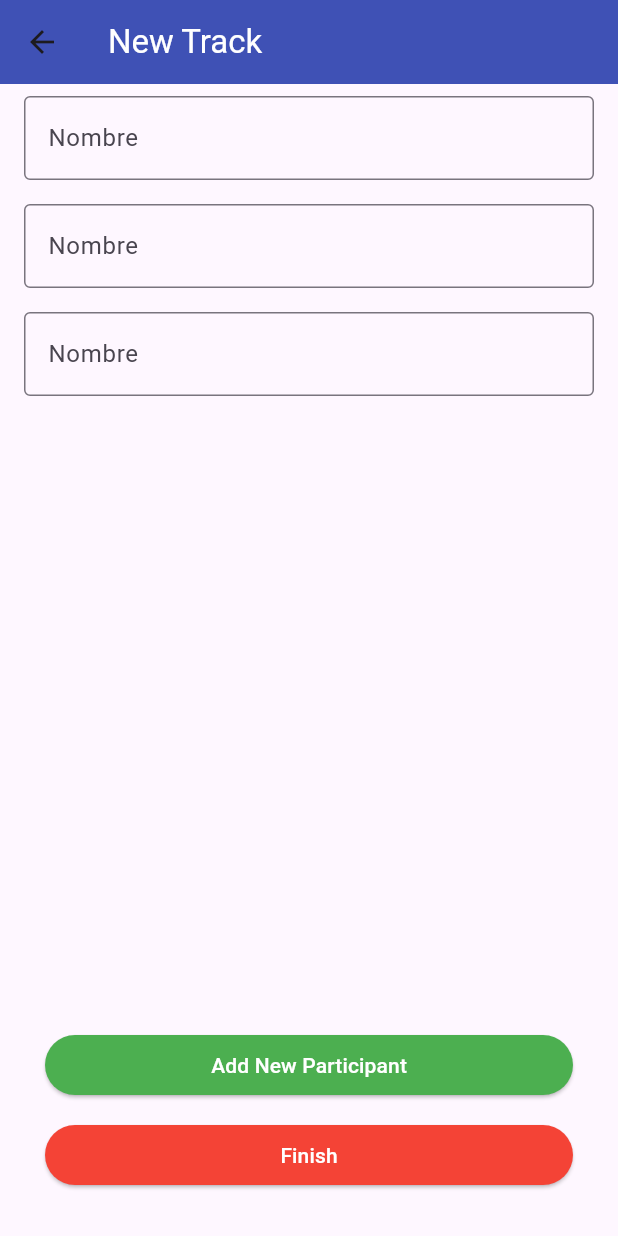
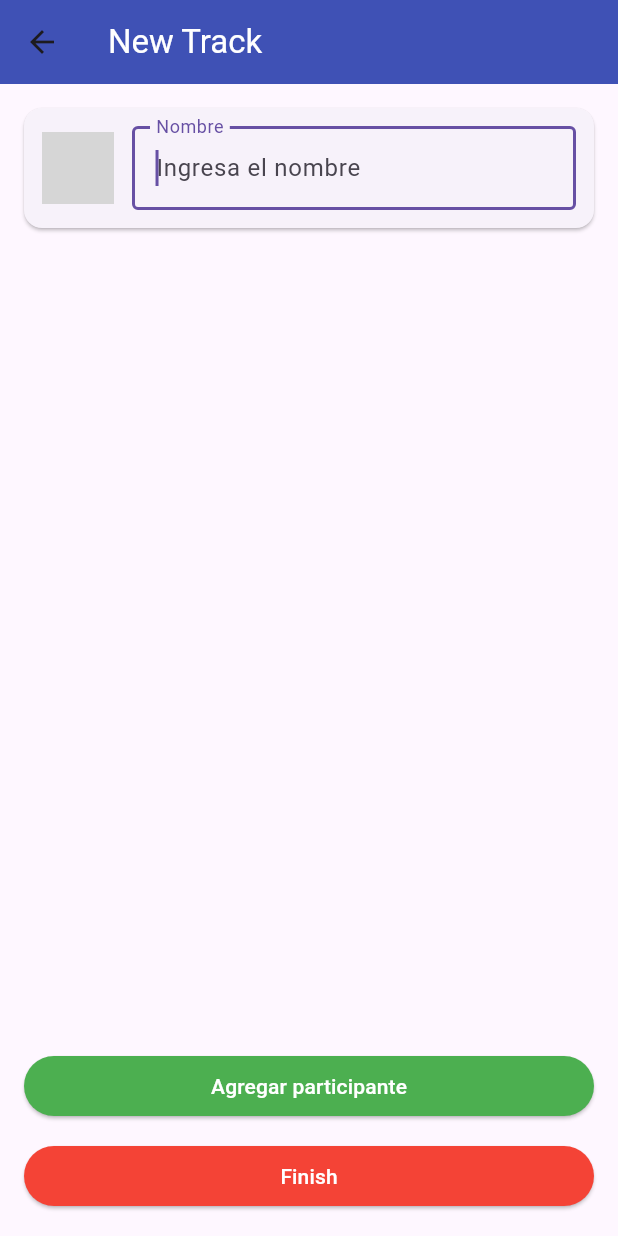
Before and after one commit to DiegoIturra/SplitTrack, a Flutter app: the screen it shows after launch, after a tap on "Add New Track", on a phone screen of 412 x 824 dp. Run offline on Flutter 3.47's test engine with Material 3 defaults, Android fonts, the phone set to English and light mode, and no system bars; network calls fail; grey boxes are pictures that could not be loaded.

Commit message:
feat: create a dynamic screen that allow to add new participants

```diff
--- a/lib/screens/new_track_screen.dart
+++ b/lib/screens/new_track_screen.dart
@@ -1,78 +1,116 @@
 import 'package:flutter/material.dart';
-import 'package:split_track/screens/screens.dart';
+import 'package:split_track/widgets/participant_input.dart';
 
-class NewTrackScreen extends StatelessWidget {
+class NewTrackScreen extends StatefulWidget {
   const NewTrackScreen({super.key});
+
+  @override
+  State<StatefulWidget> createState() => _NewTrackScreenState();
+}
+
+class _NewTrackScreenState extends State<NewTrackScreen> {
+  final List<TextEditingController> _controllers = [];
+  final List<String> _avatars = [];
+  final List<FocusNode> _focusNodes = [];
+
+  @override
+  void initState() {
+    super.initState();
+    _addParticipant();
+  }
+
+  @override
+  void dispose() {
+    for (final c in _controllers) {
+      c.dispose();
+    }
+    for (final f in _focusNodes) {
+      f.dispose();
+    }
+    super.dispose();
+  }
+
+  void _addParticipant() {
+    final focusNode = FocusNode();
+    final textEditingController = TextEditingController();
+
+    setState(() {
+      _controllers.add(textEditingController);
+      _focusNodes.add(focusNode);
+      _avatars.add(_generateAvatar('user${_controllers.length}'));
+    });
+
+    Future.delayed(Duration.zero, () {
+      focusNode.requestFocus();
+    });
+  }
+
+  String _generateAvatar(String seed) {
+    return 'https://api.dicebear.com/7.x/avataaars/png?seed=$seed';
+  }
+
+  void _finish(BuildContext context) {
+    final participants = [];
+
+    for (int i = 0; i < _controllers.length; i++) {
+      participants.add({'name': _controllers[i].text, 'avatar': _avatars[i]});
+    }
+
+    debugPrint(participants.toString());
+
+    Navigator.pop(context);
+  }
 
   @override
   Widget build(BuildContext context) {
     return Scaffold(
       appBar: AppBar(
-        title: const Text("New Track", style: TextStyle(color: Colors.white)),
+        title: const Text('New Track', style: TextStyle(color: Colors.white)),
         backgroundColor: Colors.indigo,
       ),
       body: Column(
         children: [
           Expanded(
             child: ListView.builder(
-              itemCount: 3,
+              padding: const EdgeInsets.all(16),
+              itemCount: _controllers.length,
               itemBuilder: (context, index) {
-                return Padding(
-                  padding: EdgeInsetsGeometry.symmetric(
-                    horizontal: 16,
-                    vertical: 8,
-                  ),
-                  child: TextFormField(
-                    textCapitalization: TextCapitalization.words,
-                    decoration: const InputDecoration(
-                      labelText: 'Nombre',
-                      hintText: 'Ingresa un nombre',
-                      border: OutlineInputBorder(),
-                    ),
-                  ),
+                return ParticipantInput(
+                  controller: _controllers[index],
+                  avatarUrl: _avatars[index],
+                  focusNode: _focusNodes[index],
                 );
               },
             ),
           ),
           Padding(
-            padding: const EdgeInsets.all(30),
-            child: SizedBox(
-              width: double.infinity,
+            padding: const EdgeInsets.all(16),
             child: Column(
               children: [
                 SizedBox(
                   width: double.infinity,
                   child: ElevatedButton(
-                      onPressed: () {
-                        debugPrint('Added a new participant');
-                      },
-                      style: ButtonStyle(
-                        backgroundColor: WidgetStateProperty.all(Colors.green),
-                        foregroundColor: WidgetStateProperty.all(Colors.white),
+                    onPressed: _addParticipant,
+                    style: ElevatedButton.styleFrom(
+                      backgroundColor: Colors.green,
+                      foregroundColor: Colors.white,
                     ),
-                      child: const Text("Add New Participant"),
+                    child: const Text('Agregar participante'),
                   ),
                 ),
                 const SizedBox(height: 12),
                 SizedBox(
                   width: double.infinity,
                   child: ElevatedButton(
-                      onPressed: () {
-                        debugPrint('Finish');
-                        final route = MaterialPageRoute(
-                          builder: (context) => const TrackListScreen(),
-                        );
-                        Navigator.push(context, route);
-                      },
-                      style: ButtonStyle(
-                        backgroundColor: WidgetStateProperty.all(Colors.red),
-                        foregroundColor: WidgetStateProperty.all(Colors.white),
+                    onPressed: () => _finish(context),
+                    style: ElevatedButton.styleFrom(
+                      backgroundColor: Colors.red,
+                      foregroundColor: Colors.white,
                     ),
-                      child: const Text("Finish"),
+                    child: const Text('Finish'),
                   ),
                 ),
               ],
-              ),
             ),
           ),
         ],
--- /dev/null
+++ b/lib/widgets/participant_input.dart
@@ -0,0 +1,41 @@
+import 'package:flutter/material.dart';
+
+class ParticipantInput extends StatelessWidget {
+  final TextEditingController controller;
+  final String avatarUrl;
+  final FocusNode focusNode;
+
+  const ParticipantInput({
+    super.key,
+    required this.controller,
+    required this.avatarUrl,
+    required this.focusNode,
+  });
+
+  @override
+  Widget build(BuildContext context) {
+    return Card(
+      margin: const EdgeInsets.only(bottom: 12),
+      child: Padding(
+        padding: const EdgeInsets.all(12),
+        child: Row(
+          children: [
+            CircleAvatar(radius: 24, backgroundImage: NetworkImage(avatarUrl)),
+            const SizedBox(width: 12),
+            Expanded(
+              child: TextField(
+                controller: controller,
+                focusNode: focusNode,
+                decoration: const InputDecoration(
+                  labelText: 'Nombre',
+                  hintText: 'Ingresa el nombre',
+                  border: OutlineInputBorder(),
+                ),
+              ),
+            ),
+          ],
+        ),
+      ),
+    );
+  }
+}
```
Lines whose indentation alone changed are shown as unchanged.
